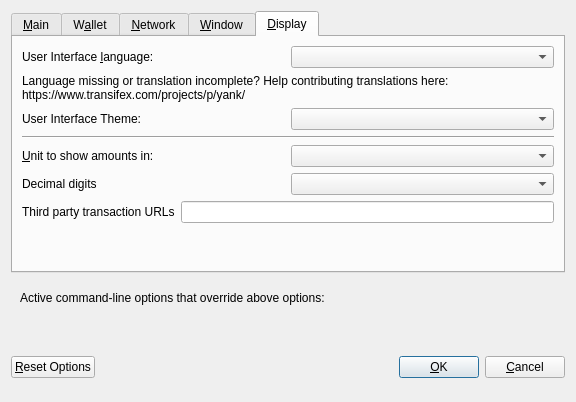
Qt form src/qt/forms/optionsdialog.ui (yankpay/yank) before a commit.
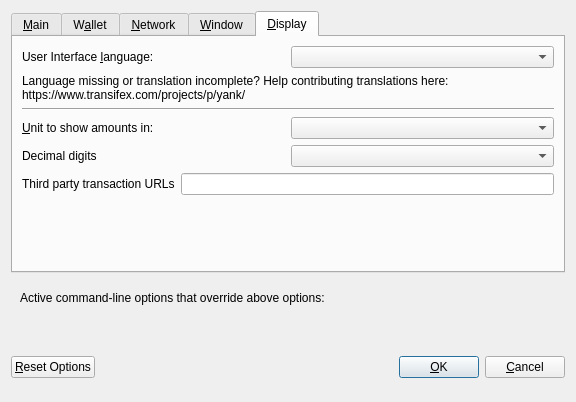
The same form after that commit. The open tabs and pages were chosen to show the change. Custom widgets are drawn as their Qt base class.

What changed in the file:
```diff
--- a/src/qt/forms/optionsdialog.ui
+++ b/src/qt/forms/optionsdialog.ui
@@ -479,20 +479,6 @@
          </property>
         </widget>
        </item>
-       <item>
-        <layout class="QHBoxLayout" name="horizontalLayout_4_Display" stretch="0,0">
-         <item>
-          <widget class="QLabel" name="themeLabel">
-           <property name="text">
-            <string>User Interface Theme:</string>
-           </property>
-          </widget>
-         </item>
-         <item>
-          <widget class="QValueComboBox" name="theme"/>
-         </item>
-        </layout>
-       </item>
        <item>
         <widget class="Line" name="line">
          <property name="orientation">
```
